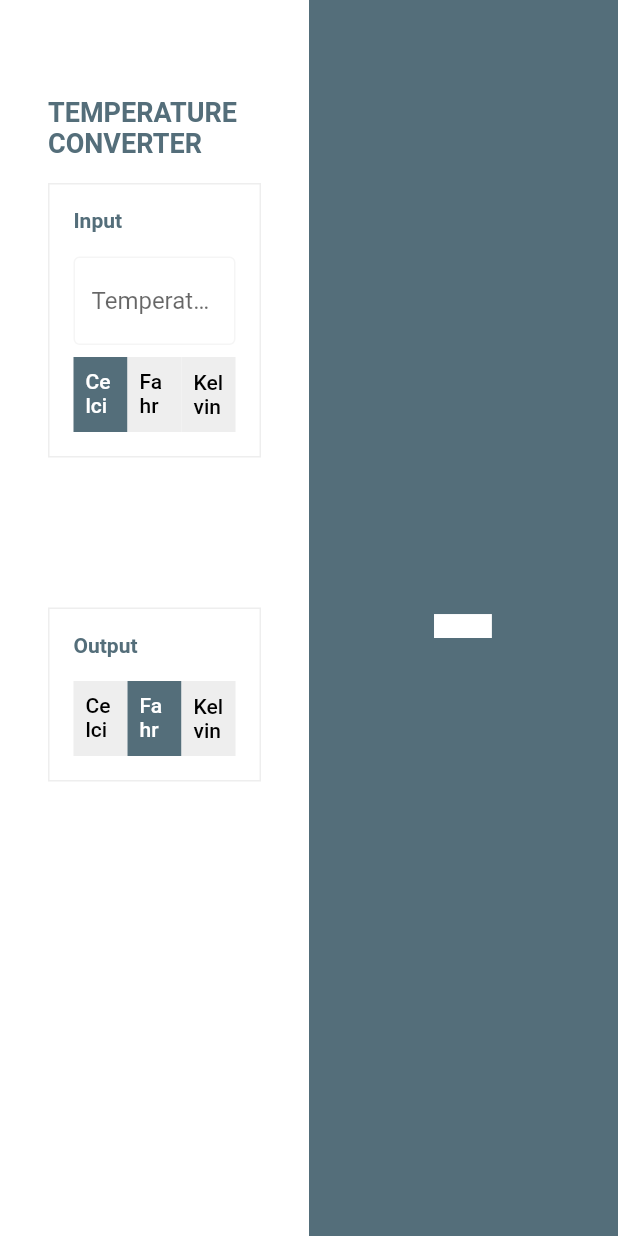
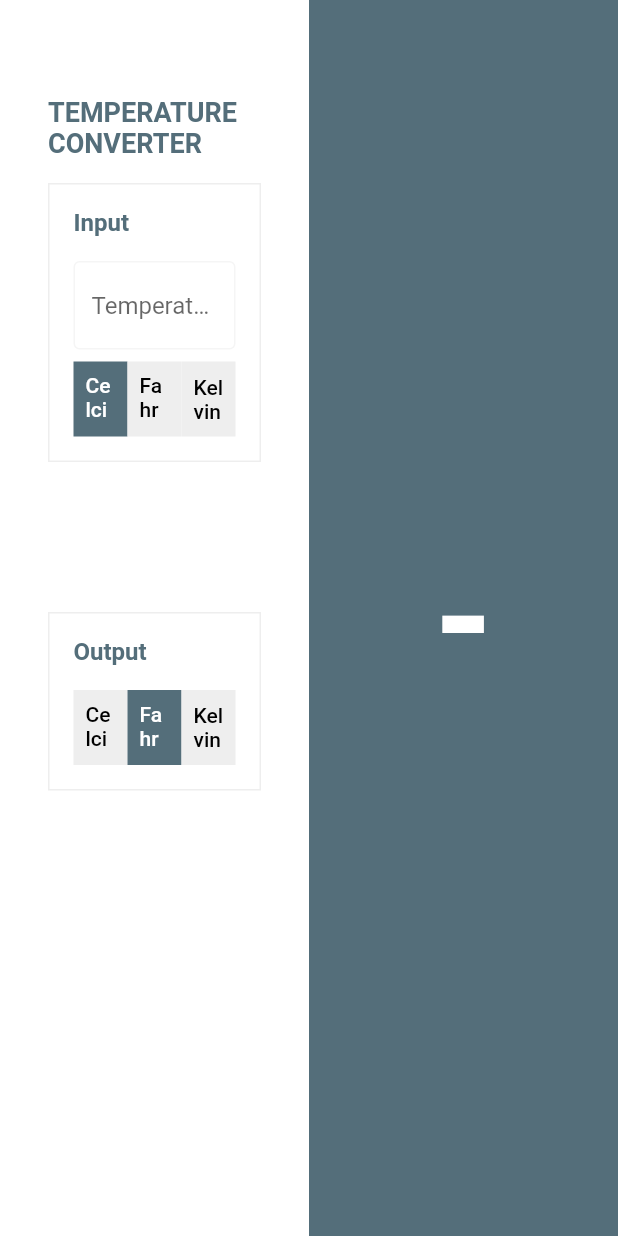
Before and after one commit to faetysal/temperature_converter_gui, a Flutter app: the screen it shows after launch, on a phone screen of 412 x 824 dp. Run offline on Flutter 3.47's test engine with Material 3 defaults, Android fonts, the phone set to English and light mode, and no system bars; our stand-ins replace get; missing offline and left inert: rinf.

```diff
--- a/lib/main.dart
+++ b/lib/main.dart
@@ -67,7 +67,7 @@ class Home extends StatelessWidget {
                     children: [
                       Text('Input',
                           style: TextStyle(
-                              fontSize: 14,
+                              fontSize: 16,
                               fontWeight: FontWeight.w600,
                               color: pryColor)),
                       const SizedBox(height: 16),
@@ -75,10 +75,12 @@ class Home extends StatelessWidget {
                           child: TextFormField(
                         onChanged: (v) {
                           controller.inputScale.value.value = double.tryParse(v);
-                          controller.outputScale.value.value = double.tryParse(v);
-                          controller.outputScale.refresh();
-
-                          controller.convert();
+                          if (v.isEmpty) {
+                            controller.outputScale.value.value = null;
+                            controller.outputScale.refresh();
+                          } else {
+                            controller.convert();
+                          }
                         },
                         inputFormatters: [
                           FilteringTextInputFormatter.allow(
@@ -121,7 +123,7 @@ class Home extends StatelessWidget {
                       children: [
                         Text('Output',
                             style: TextStyle(
-                                fontSize: 14,
+                                fontSize: 16,
                                 fontWeight: FontWeight.w600,
                                 color: pryColor)),
                         const SizedBox(height: 16),
@@ -159,23 +161,31 @@ class Home extends StatelessWidget {
               ],
             ),
           )),
-          Expanded(child: Obx(() {
-            /*String outputStr = '-';
-                  if (controller.outputValue.value != null) {
-                    outputStr = "${controller.outputValue}${controller.outputUnit}";
-                  }*/
-
-            return Container(
+          Expanded(
+            child: Container(
+              padding: EdgeInsets.symmetric(horizontal: 32),
               color: pryColor,
               child: Center(
-                child: Text(controller.outputString,
-                    style: const TextStyle(
+                child: FittedBox(
+                  fit: BoxFit.contain,
+                  child: StreamBuilder(
+                    stream: OutputTemperature.rustSignalStream,
+                    builder:(context, snap) {
+                      if (snap.hasData) {
+                        final outputTemp = snap.data!.message;
+                        controller.outputScale.value.value = double.parse(outputTemp.value);
+                      }
+
+                      return Obx(() => Text(controller.outputString, style: const TextStyle(
                         color: Colors.white,
-                        fontSize: 140,
-                        fontWeight: FontWeight.w600)),
-              ),
-            );
-          }))
+                        fontSize: 100,
+                        fontWeight: FontWeight.w600
+                      )));
+                    },
+                  )
+              )),
+            )
+          )
         ],
       ),
     ));
@@ -199,9 +209,11 @@ class HomeController extends GetxController {
   }
 
   void convert() {
+    print("Converting...");
     InputTemperature(
       value: inputScale.value.value,
-      unit: inputScale.value.character
+      inputUnit: inputScale.value.character,
+      outputUnit: outputScale.value.character
     ).sendSignalToRust();
   }
 }
```
Also changed, not shown: 3 other files.
